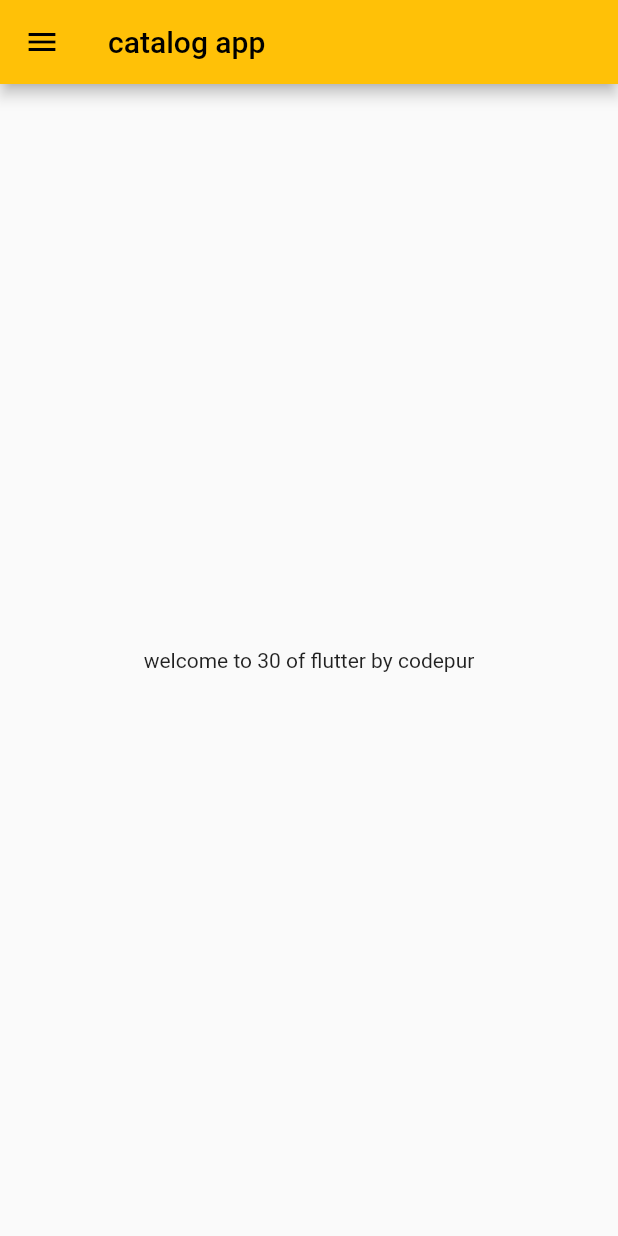
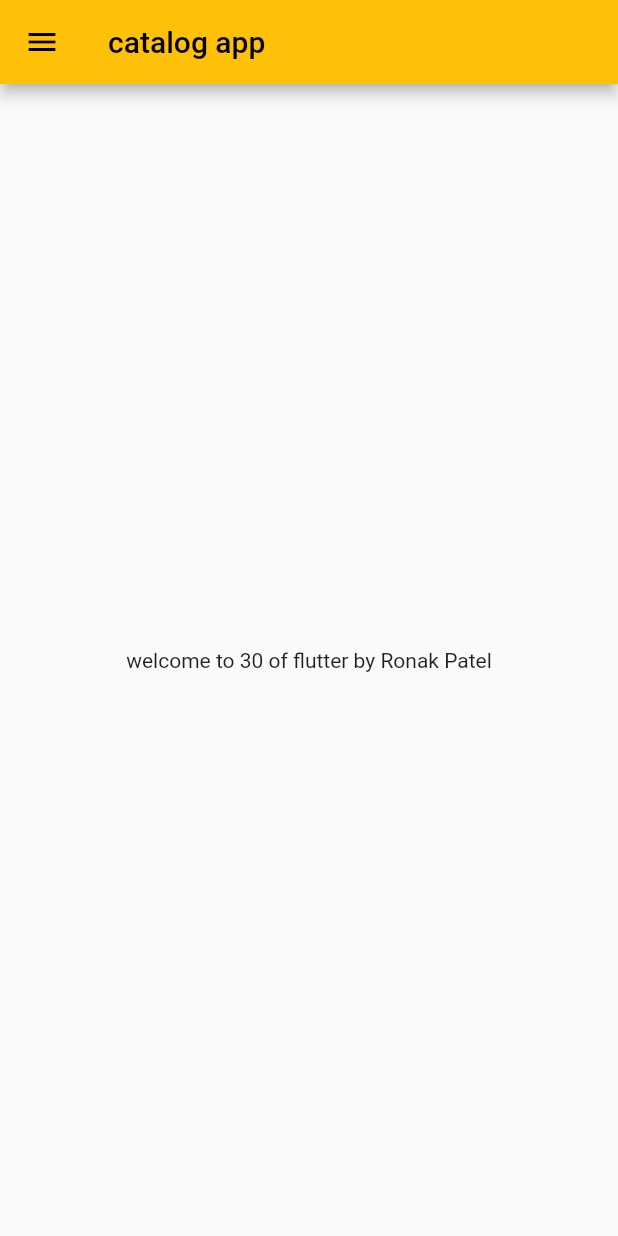
Before and after one commit to RonakPatel05/Flutter_Project, a Flutter app: the Homepage screen opened by its route, on a phone screen of 412 x 824 dp. Run offline on Flutter 3.47's test engine with Material 2 defaults, Android fonts, the phone set to English and light mode, and no system bars.

Commit message:
day 5 completed

```diff
--- a/flutter_application_1/lib/main.dart
+++ b/flutter_application_1/lib/main.dart
@@ -1,6 +1,7 @@
 import 'package:flutter/material.dart';
 import 'package:flutter_application_1/pages/home_page.dart';
 import 'package:flutter_application_1/pages/login_page.dart';
+import 'package:flutter_application_1/utils/routs.dart';
 
 void main() {
   runApp(myApp());
@@ -19,8 +20,8 @@ class myApp extends StatelessWidget {
       // initialRoute: "/Home",
       routes: {
         "/": (context) => Loginpage(),
-        "/Home": (context) => Homepage(),
-        "/login": (context) => Loginpage()
+        myroutes.homeroute: (context) => Homepage(),
+        myroutes.loginRoute: (context) => Loginpage(),
       },
     );
   }
--- a/flutter_application_1/lib/pages/home_page.dart
+++ b/flutter_application_1/lib/pages/home_page.dart
@@ -3,7 +3,7 @@ import 'package:flutter_application_1/main.dart';
 
 class Homepage extends StatelessWidget {
   final int day = 30;
-  final String name = "codepur";
+  final String name = "Ronak Patel";
   @override
   Widget build(BuildContext context) {
     return Scaffold(
--- /dev/null
+++ b/flutter_application_1/lib/utils/routs.dart
@@ -0,0 +1,4 @@
+class myroutes {
+  static String loginRoute = "/login";
+  static String homeroute = "/home";
+}
```
Also changed, not shown: flutter_application_1/lib/pages/login_page.dart (+21 -27 lines), 1 other file.
